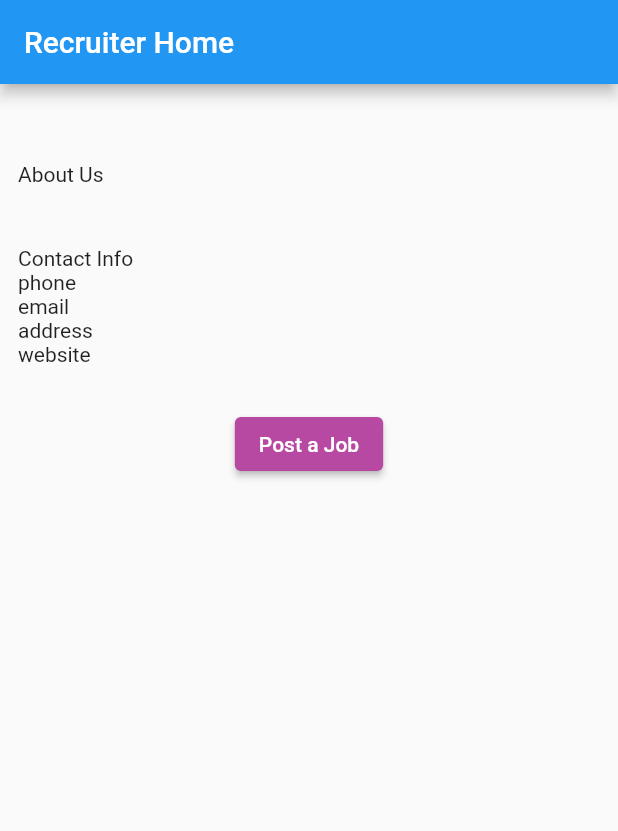
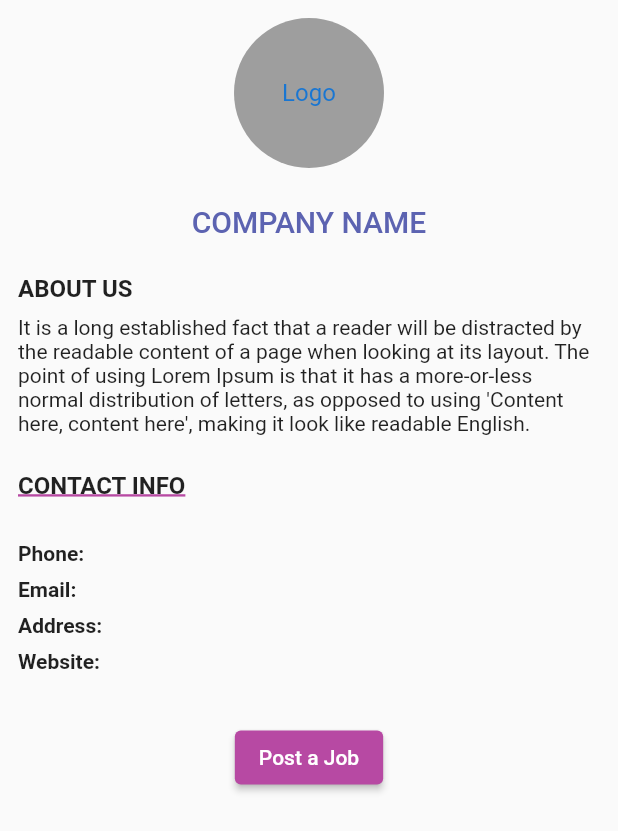
Before and after one commit to Cammeyong/frontend_job_recruitment, a Flutter app: the screen it shows after launch, on a phone screen of 412 x 824 dp. Shown: the top 831 px of the screen. Run offline on Flutter 3.47's test engine with Material 2 defaults, Android fonts, the phone set to English and light mode, and no system bars; our stand-ins replace dio; accounts and stored records are empty.

Commit message:
Finished styling

```diff
--- a/lib/screens/recruiter_screens/recruiter_profile.screen.dart
+++ b/lib/screens/recruiter_screens/recruiter_profile.screen.dart
@@ -1,4 +1,5 @@
 import 'package:flutter/material.dart';
+import 'package:frontend_job_recruitment/tools/string_extension.dart';
 import 'package:frontend_job_recruitment/screens/recruiter_screens/job_post.screen.dart';
 import 'package:frontend_job_recruitment/widgets/layout/spacers.dart';
 
@@ -7,8 +8,9 @@ class RecruiterHome extends StatelessWidget {
 
   // TODO: Get company details
   final String _logo = '';
-  final String _companyName = '';
-  final String _description = '';
+  final String _companyName = 'Company Name';
+  final String _description =
+      'It is a long established fact that a reader will be distracted by the readable content of a page when looking at its layout. The point of using Lorem Ipsum is that it has a more-or-less normal distribution of letters, as opposed to using \'Content here, content here\', making it look like readable English.';
   final Map<String, String> _contactInfo = {
     'phone': '',
     'email': '',
@@ -19,7 +21,6 @@ class RecruiterHome extends StatelessWidget {
   @override
   Widget build(BuildContext context) {
     return Scaffold(
-      appBar: AppBar(title: const Text('Recruiter Home')),
       body: SingleChildScrollView(
         child: Column(
           mainAxisAlignment: MainAxisAlignment.center,
@@ -30,17 +31,37 @@ class RecruiterHome extends StatelessWidget {
                 ),
             const Padding(
               padding: EdgeInsets.symmetric(vertical: 12.0),
-              // child: CircleAvatar(backgroundImage: NetworkImage(_logo)),
+              child: CircleAvatar(
+                backgroundColor: Colors.grey,
+                // backgroundImage: NetworkImage(_logo),
+                radius: 50,
+                child: Text("Logo"),
+              ),
             ),
-            Text(_companyName, style: TextStyle(color: Theme.of(context).primaryColor)),
             const VerticalSpacer(size: 12),
+            Text(
+              _companyName.toUpperCase(),
+              style: TextStyle(
+                color: Theme.of(context).primaryColor,
+                fontSize: 20,
+                fontWeight: FontWeight.w500,
+              ),
+            ),
+            const VerticalSpacer(size: 24),
             Container(
               padding: const EdgeInsets.symmetric(horizontal: 12),
               width: double.infinity,
               child: Column(
                 crossAxisAlignment: CrossAxisAlignment.start,
                 children: [
-                  const Text("About Us"),
+                  const Text(
+                    "ABOUT US",
+                    style: TextStyle(
+                      fontWeight: FontWeight.bold,
+                      fontSize: 16,
+                    ),
+                  ),
+                  const VerticalSpacer(size: 8),
                   Text(_description),
                 ],
               ),
@@ -52,17 +73,36 @@ class RecruiterHome extends StatelessWidget {
               child: Column(
                 crossAxisAlignment: CrossAxisAlignment.start,
                 children: [
-                  const Text("Contact Info"),
+                  const Text(
+                    "CONTACT INFO",
+                    style: TextStyle(
+                      decoration: TextDecoration.underline,
+                      decorationThickness: 2,
+                      decorationColor: Color(0xFFB749A3),
+                      fontWeight: FontWeight.bold,
+                      fontSize: 16,
+                    ),
+                  ),
+                  const VerticalSpacer(size: 24),
                   Column(
                     mainAxisSize: MainAxisSize.min,
                     children: List.generate(
                       _contactInfo.length,
-                      (i) => Row(
-                        children: [
-                          Text(_contactInfo.keys.elementAt(i)),
-                          const HorizontalSpacer(size: 4),
-                          Text(_contactInfo.values.elementAt(i)),
-                        ],
+                      (i) => Container(
+                        margin: const EdgeInsets.symmetric(vertical: 4),
+                        child: Row(
+                          children: [
+                            Text(
+                              '${_contactInfo.keys.elementAt(i).capitalize()}:',
+                              style: const TextStyle(fontWeight: FontWeight.bold),
+                            ),
+                            const HorizontalSpacer(size: 4),
+                            Text(
+                              _contactInfo.values.elementAt(i),
+                              style: TextStyle(color: Theme.of(context).primaryColor),
+                            ),
+                          ],
+                        ),
                       ),
                     ),
                   ),
@@ -76,7 +116,6 @@ class RecruiterHome extends StatelessWidget {
                 foregroundColor: Colors.white,
               ),
               onPressed: () {
-                // TODO: Navigate to job post screen
                 Navigator.of(context).push(MaterialPageRoute(
                   builder: (context) => const JobPostScreen(),
                   fullscreenDialog: true,
--- /dev/null
+++ b/lib/tools/string_extension.dart
@@ -0,0 +1,5 @@
+extension StringExtension on String {
+  String capitalize() {
+    return "${this[0].toUpperCase()}${this.substring(1).toLowerCase()}";
+  }
+}
```
